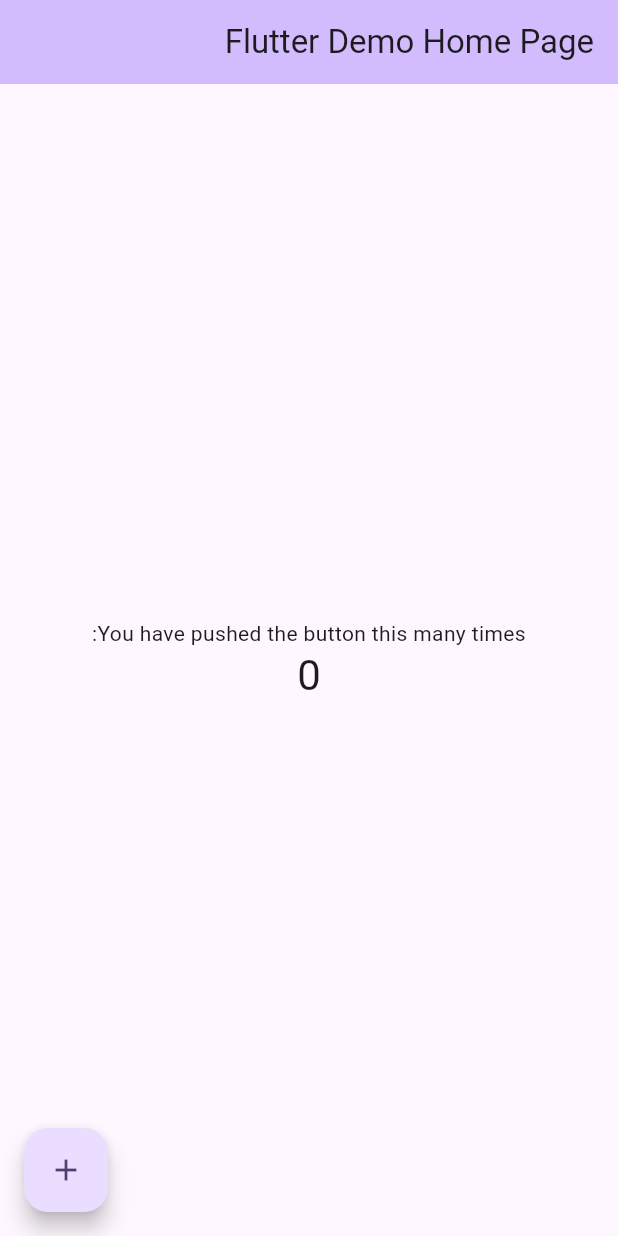
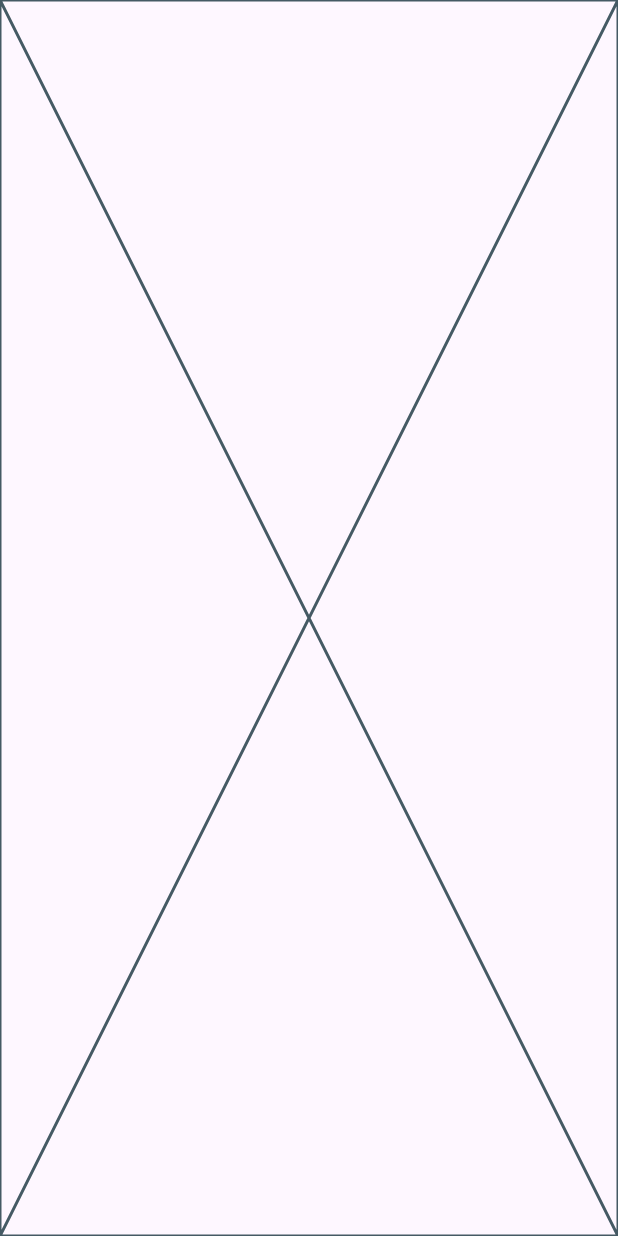
Before and after one commit to Ahmed-Mamdouh-Elattar/tatriz, a Flutter app: the screen it shows after launch, on a phone screen of 412 x 824 dp. Run offline on Flutter 3.47's test engine with Material 3 defaults, Android fonts, the phone set to English and light mode, and no system bars.

Commit message:
add analysis options to web and refactor the main file then create new feature called products in feature folder

```diff
--- a/tatriz_web/analysis_options.yaml
+++ b/tatriz_web/analysis_options.yaml
@@ -23,6 +23,9 @@
   rules:
     # avoid_print: false  # Uncomment to disable the `avoid_print` rule
     # prefer_single_quotes: true  # Uncomment to enable the `prefer_single_quotes` rule
-
+    - prefer_const_constructors
+    - prefer_const_literals_to_create_immutables
+    - always_put_control_body_on_new_line
+    - always_put_required_named_parameters_first
 # Additional information about this file can be found at
 # https://dart.dev/guides/language/analysis-options
--- /dev/null
+++ b/tatriz_web/lib/features/products/presentation/pages/home_page.dart
@@ -0,0 +1,11 @@
+import 'package:flutter/material.dart';
+import 'package:tatriz_web/features/products/presentation/widgets/home_page_body.dart';
+
+class HomePage extends StatelessWidget {
+  const HomePage({super.key});
+
+  @override
+  Widget build(BuildContext context) {
+    return const Scaffold(body: HomePageBody());
+  }
+}
--- /dev/null
+++ b/tatriz_web/lib/features/products/presentation/widgets/home_page_body.dart
@@ -0,0 +1,10 @@
+import 'package:flutter/material.dart';
+
+class HomePageBody extends StatelessWidget {
+  const HomePageBody({super.key});
+
+  @override
+  Widget build(BuildContext context) {
+    return const Placeholder();
+  }
+}
--- a/tatriz_web/lib/main.dart
+++ b/tatriz_web/lib/main.dart
@@ -1,7 +1,7 @@
 import 'package:flutter/material.dart';
 import 'package:flutter_localizations/flutter_localizations.dart';
 import 'package:tatriz_web/core/localization/generated/l10n.dart';
-
+import 'package:tatriz_web/features/products/presentation/pages/home_page.dart';
 
 void main() {
   runApp(const MyApp());
@@ -15,7 +15,7 @@
   Widget build(BuildContext context) {
     return MaterialApp(
       locale: const Locale('ar'),
-      localizationsDelegates: [
+      localizationsDelegates: const [
         S.delegate,
         GlobalMaterialLocalizations.delegate,
         GlobalWidgetsLocalizations.delegate,
@@ -24,110 +24,9 @@
       supportedLocales: S.delegate.supportedLocales,
       title: 'Flutter Demo',
       theme: ThemeData(
-        // This is the theme of your application.
-        //
-        // TRY THIS: Try running your application with "flutter run". You'll see
-        // the application has a purple toolbar. Then, without quitting the app,
-        // try changing the seedColor in the colorScheme below to Colors.green
-        // and then invoke "hot reload" (save your changes or press the "hot
-        // reload" button in a Flutter-supported IDE, or press "r" if you used
-        // the command line to start the app).
-        //
-        // Notice that the counter didn't reset back to zero; the application
-        // state is not lost during the reload. To reset the state, use hot
-        // restart instead.
-        //
-        // This works for code too, not just values: Most code changes can be
-        // tested with just a hot reload.
         colorScheme: ColorScheme.fromSeed(seedColor: Colors.deepPurple),
       ),
-      home: const MyHomePage(title: 'Flutter Demo Home Page'),
+      home: const HomePage(),
     );
   }
 }
-
-class MyHomePage extends StatefulWidget {
-  const MyHomePage({super.key, required this.title});
-
-  // This widget is the home page of your application. It is stateful, meaning
-  // that it has a State object (defined below) that contains fields that affect
-  // how it looks.
-
-  // This class is the configuration for the state. It holds the values (in this
-  // case the title) provided by the parent (in this case the App widget) and
-  // used by the build method of the State. Fields in a Widget subclass are
-  // always marked "final".
-
-  final String title;
-
-  @override
-  State<MyHomePage> createState() => _MyHomePageState();
-}
-
-class _MyHomePageState extends State<MyHomePage> {
-  int _counter = 0;
-
-  void _incrementCounter() {
-    setState(() {
-      // This call to setState tells the Flutter framework that something has
-      // changed in this State, which causes it to rerun the build method below
-      // so that the display can reflect the updated values. If we changed
-      // _counter without calling setState(), then the build method would not be
-      // called again, and so nothing would appear to happen.
-      _counter++;
-    });
-  }
-
-  @override
-  Widget build(BuildContext context) {
-    // This method is rerun every time setState is called, for instance as done
-    // by the _incrementCounter method above.
-    //
-    // The Flutter framework has been optimized to make rerunning build methods
-    // fast, so that you can just rebuild anything that needs updating rather
-    // than having to individually change instances of widgets.
-    return Scaffold(
-      appBar: AppBar(
-        // TRY THIS: Try changing the color here to a specific color (to
-        // Colors.amber, perhaps?) and trigger a hot reload to see the AppBar
-        // change color while the other colors stay the same.
-        backgroundColor: Theme.of(context).colorScheme.inversePrimary,
-        // Here we take the value from the MyHomePage object that was created by
-        // the App.build method, and use it to set our appbar title.
-        title: Text(widget.title),
-      ),
-      body: Center(
-        // Center is a layout widget. It takes a single child and positions it
-        // in the middle of the parent.
-        child: Column(
-          // Column is also a layout widget. It takes a list of children and
-          // arranges them vertically. By default, it sizes itself to fit its
-          // children horizontally, and tries to be as tall as its parent.
-          //
-          // Column has various properties to control how it sizes itself and
-          // how it positions its children. Here we use mainAxisAlignment to
-          // center the children vertically; the main axis here is the vertical
-          // axis because Columns are vertical (the cross axis would be
-          // horizontal).
-          //
-          // TRY THIS: Invoke "debug painting" (choose the "Toggle Debug Paint"
-          // action in the IDE, or press "p" in the console), to see the
-          // wireframe for each widget.
-          mainAxisAlignment: MainAxisAlignment.center,
-          children: <Widget>[
-            const Text('You have pushed the button this many times:'),
-            Text(
-              '$_counter',
-              style: Theme.of(context).textTheme.headlineMedium,
-            ),
-          ],
-        ),
-      ),
-      floatingActionButton: FloatingActionButton(
-        onPressed: _incrementCounter,
-        tooltip: 'Increment',
-        child: const Icon(Icons.add),
-      ), // This trailing comma makes auto-formatting nicer for build methods.
-    );
-  }
-}
```
Lines whose indentation alone changed are shown as unchanged.
